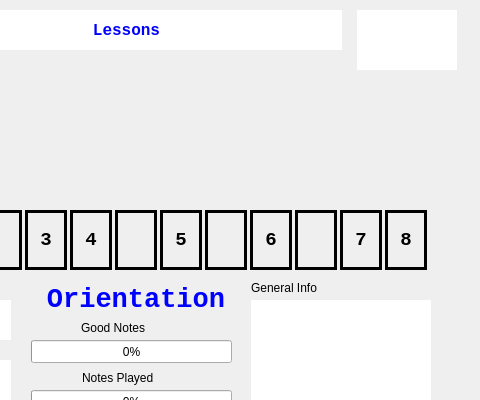
Old version of the form widget.ui in the repository knordine11/knThreadedQuizFull; both pictures show x 210 to 690 and y 0 to 400 of the 690 by 560 pixel window.
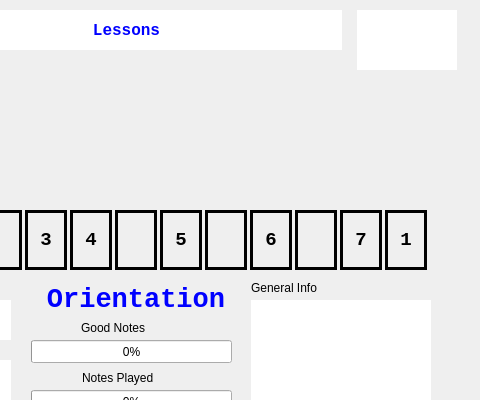
New version of the form.

```diff
--- a/widget.ui
+++ b/widget.ui
@@ -358,7 +358,7 @@
 background: &quot;white&quot;;</string>
    </property>
    <property name="text">
-    <string>8</string>
+    <string>1</string>
    </property>
    <property name="alignment">
     <set>Qt::AlignmentFlag::AlignCenter</set>
```
